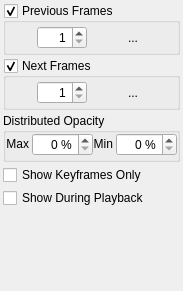
Before: the Qt Designer form app/ui/onionskin.ui in pencil2d/pencil, drawn with Qt 5.
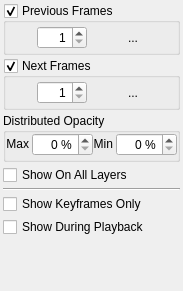
After: the same form once the commit is applied. Icons and pictures are not drawn.

Commit message: Implement GUI to enable/disable multi layer onion skinning

What changed in the file:
```diff
--- a/app/ui/onionskin.ui
+++ b/app/ui/onionskin.ui
@@ -444,6 +444,20 @@
           <property name="topMargin">
            <number>0</number>
           </property>
+          <item>
+           <widget class="QCheckBox" name="onionSkinMultiLayer">
+            <property name="text">
+             <string>Show On All Layers</string>
+            </property>
+           </widget>
+          </item>
+          <item>
+           <widget class="Line" name="line">
+            <property name="orientation">
+             <enum>Qt::Horizontal</enum>
+            </property>
+           </widget>
+          </item>
           <item>
            <widget class="QCheckBox" name="onionSkinMode">
             <property name="text">
```
The commit also changes 8 other files.
